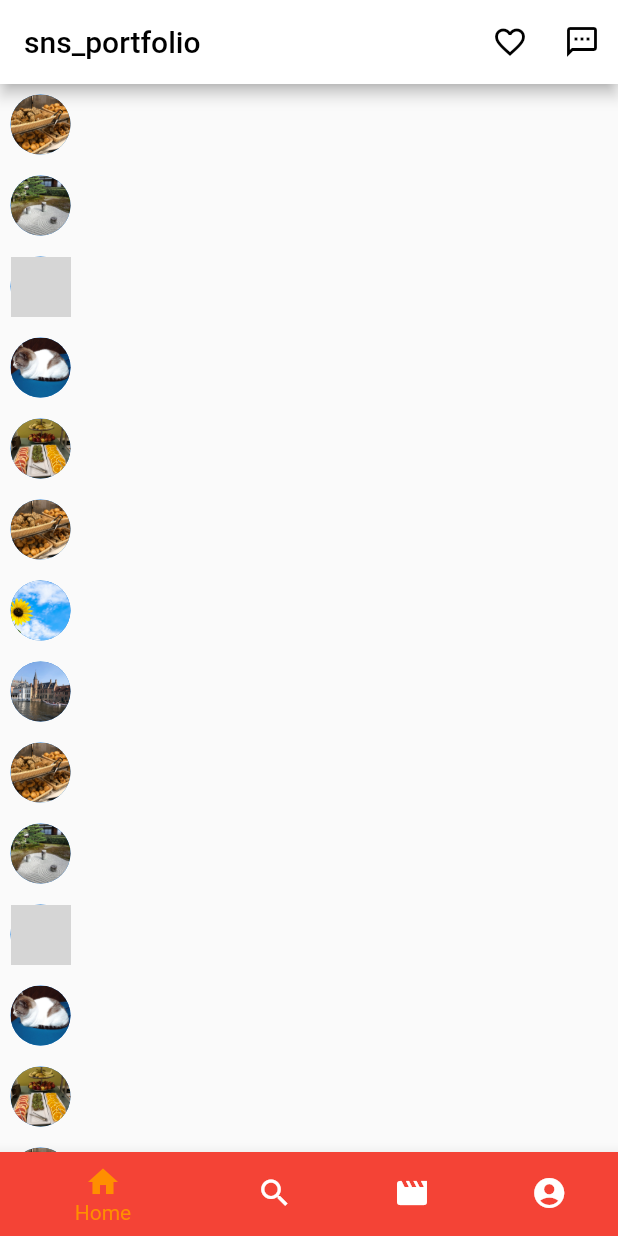
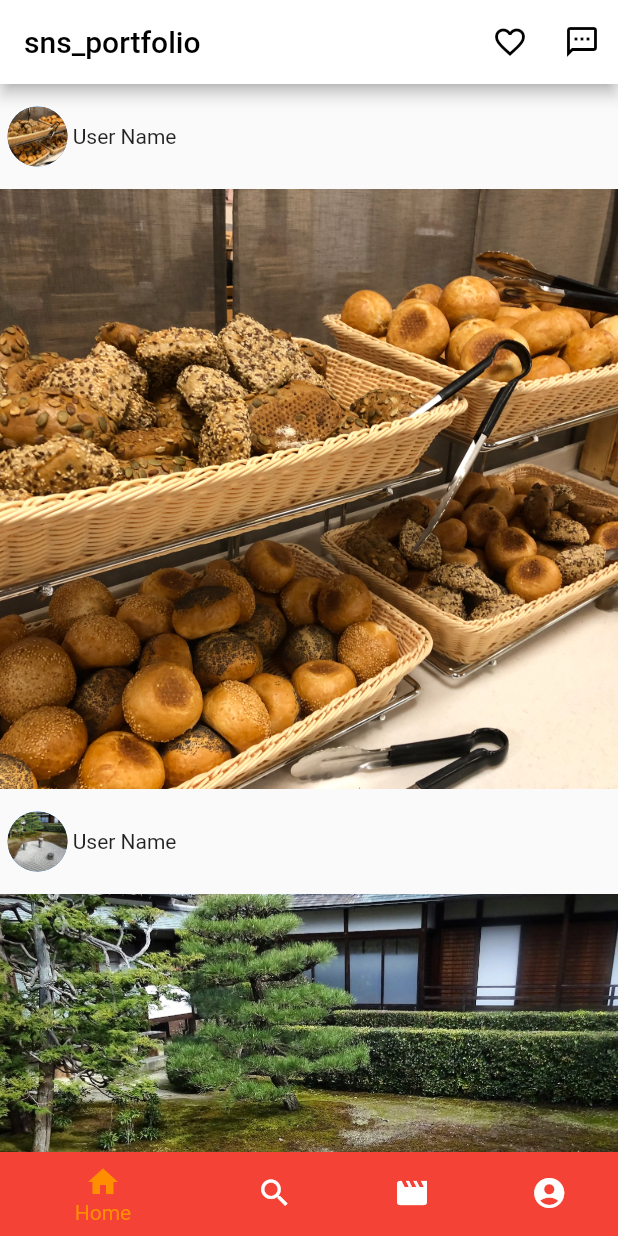
Before and after one commit to K123584/sns_portfolio, a Flutter app: the screen it shows after launch, on a phone screen of 412 x 824 dp. Run offline on Flutter 3.47's test engine with Material 2 defaults, Android fonts, the light colour scheme and no system bars; grey boxes are pictures that could not be loaded.

Commit message:
Update HomeScreen.dart

```diff
--- a/lib/Screens/HomeScreen.dart
+++ b/lib/Screens/HomeScreen.dart
@@ -59,23 +59,23 @@ class _HomeScreenState extends State<HomeScreen>{
             slivers: <Widget>[
 
               //ストーリー
-              SliverList(
-                delegate: SliverChildBuilderDelegate(
-                      (BuildContext context, int index){
-                    return Container(
-                      padding: EdgeInsets.all(7),
-                      child: Row(
-                        children: [
-                          CircleAvatar(
-                            backgroundImage: AssetImage(postimages[index]),
-                          ),
-                        ],
-                      ),
-                    );
-                  },
-                  childCount: postimages.length,
-                ),
-              ),
+//               SliverList(
+//                 delegate: SliverChildBuilderDelegate(
+//                       (BuildContext context, int index){
+//                     return Container(
+//                       padding: EdgeInsets.all(7),
+//                       child: Row(
+//                         children: [
+//                           CircleAvatar(
+//                             backgroundImage: AssetImage(postimages[index]),
+//                           ),
+//                         ],
+//                       ),
+//                     );
+//                   },
+//                   childCount: postimages.length,
+//                 ),
+//               ),
               //
               //投稿
               SliverList(
```
